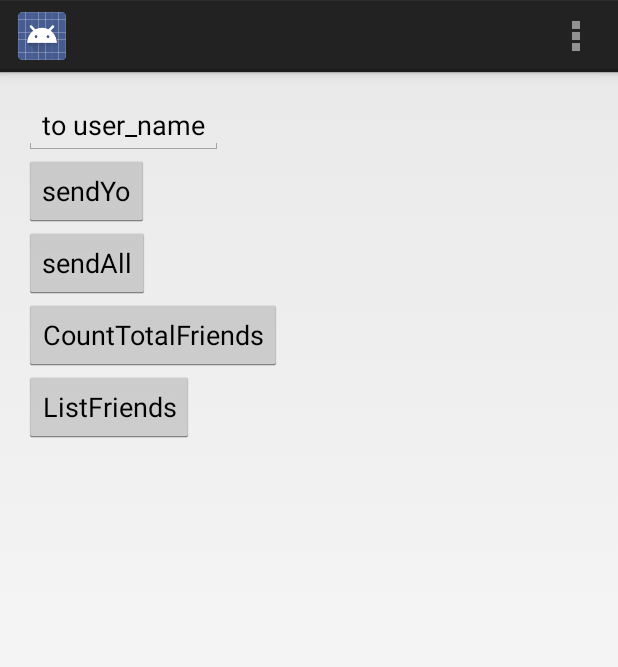
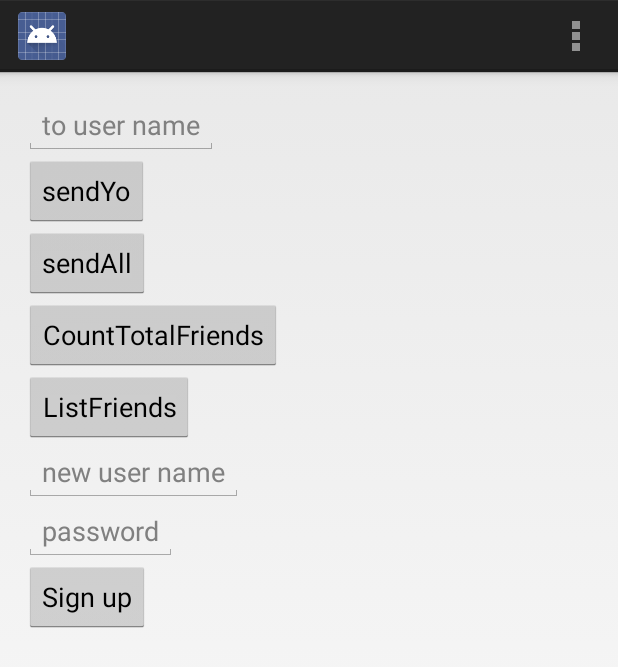
Before and after one commit to lastcat/OpenYoForAndroid, an Android app: the screen it shows after launch (MainActivity), after a tap on "ListFriends", on a phone screen of 412 x 824 dp. Shown: the top 667 px of the screen. Run offline under Robolectric (Android 15) with nearby library versions, the phone set to English and light mode, and no system bars; our stand-ins replace ButterKnife, Volley; libraries missing offline, so code that uses them is left out: com.google.android.gms; network calls fail; 2 statements that could not run were skipped.

Commit message:
create_user add(yet not decide how do save api_token )

```diff
--- a/app/src/main/java/com/example/yoshitake/openyoapplication/MainActivity.java
+++ b/app/src/main/java/com/example/yoshitake/openyoapplication/MainActivity.java
@@ -2,6 +2,7 @@ package com.example.yoshitake.openyoapplication;
 
 import android.app.Activity;
 import android.content.Context;
+import android.database.sqlite.SQLiteDatabase;
 import android.os.AsyncTask;
 import android.os.Bundle;
 import android.util.Log;
@@ -42,6 +43,10 @@ public class MainActivity extends Activity {
 
     @InjectView(R.id.toUsername)
     EditText toUsername;
+    @InjectView(R.id.username)
+    EditText userName;
+    @InjectView(R.id.password)
+    EditText password;
 
     @OnClick(R.id.sendYoButton)
     void sendYo(){
@@ -63,8 +68,10 @@ public class MainActivity extends Activity {
         YoUtils.listFriends(url,api_token,mQueue,context);
     }
 
-
-
+    @OnClick(R.id.createUserButton)
+    void createUser(){
+        YoUtils.createUser(url,api_token,mQueue,context,userName.getText().toString(),password.getText().toString());
+    }
     @Override
     protected void onCreate(Bundle savedInstanceState) {
         super.onCreate(savedInstanceState);
@@ -72,10 +79,11 @@ public class MainActivity extends Activity {
         ButterKnife.inject(this);
 
         context = getApplication();
-        url = "http://OpenYo.nna774.net";
+        url = "https://OpenYo.nna774.net";
         api_token = getString(R.string.yo_api_token);
+        mQueue = Volley.newRequestQueue(this);
         gcm = GoogleCloudMessaging.getInstance(this);
-        registerInBackground();
+        //YoUtils.registerInBackground();
 
     }
 
@@ -99,7 +107,7 @@ public class MainActivity extends Activity {
         return super.onOptionsItemSelected(item);
     }
 
-    private void registerInBackground() {
+    /*private void registerInBackground() {
         new AsyncTask<Void, Void, String>() {
             @Override
             protected String doInBackground(Void... params) {
@@ -123,5 +131,5 @@ public class MainActivity extends Activity {
             protected void onPostExecute(String msg) {
             }
         }.execute(null, null, null);
-    }
+    }*/
 }
--- a/app/src/main/java/com/example/yoshitake/openyoapplication/YoUtils.java
+++ b/app/src/main/java/com/example/yoshitake/openyoapplication/YoUtils.java
@@ -2,6 +2,8 @@ package com.example.yoshitake.openyoapplication;
 
 import android.app.Activity;
 import android.content.Context;
+import android.os.AsyncTask;
+import android.util.Log;
 import android.widget.Toast;
 
 import com.android.volley.AuthFailureError;
@@ -12,9 +14,11 @@ import com.android.volley.VolleyError;
 import com.android.volley.toolbox.JsonObjectRequest;
 import com.android.volley.toolbox.StringRequest;
 import com.android.volley.toolbox.Volley;
+import com.google.android.gms.gcm.GoogleCloudMessaging;
 
 import org.json.JSONObject;
 
+import java.io.IOException;
 import java.util.HashMap;
 import java.util.Map;
 
@@ -25,7 +29,6 @@ public class YoUtils {
     public static void sendYo(String endpointUrl, String api_token,String to,RequestQueue mQueue,final Context context){
         String parameters = "?api_ver=0.1&api_token="+api_token+"&username=";
         String requestUrl = endpointUrl+"/yo/" + parameters + to;
-        mQueue = Volley.newRequestQueue(context);
         mQueue.add(new StringRequest(Request.Method.POST, requestUrl,
                 new Response.Listener<String>() {
                     @Override
@@ -47,7 +50,6 @@ public class YoUtils {
         //TODO:url(エンドポイント)はユーザー指定にする。
         String parameters = "?api_ver=0.1&api_token="+api_token;
         String requestUrl = endpointUrl + "/yoall/"+parameters;
-        mQueue = Volley.newRequestQueue(context);
         mQueue.add(new StringRequest(Request.Method.POST, requestUrl,
                 new Response.Listener<String>() {
                     @Override
@@ -69,7 +71,6 @@ public class YoUtils {
         //TODO:url(エンドポイント)はユーザー指定にする。
         String parameters = "?api_ver=0.1&api_token="+api_token;
         String requestUrl = endpointUrl +"/friends_count/"+ parameters;
-        mQueue = Volley.newRequestQueue(context);
         mQueue.add(new StringRequest(Request.Method.GET, requestUrl,
                 new Response.Listener<String>() {
                     @Override
@@ -91,7 +92,6 @@ public class YoUtils {
         //TODO:url(エンドポイント)はユーザー指定にする。
         String parameters = "?api_ver=0.1&api_token="+api_token;
         String requestUrl = endpointUrl+"/list_friends/" + parameters;
-        mQueue = Volley.newRequestQueue(context);
         mQueue.add(new StringRequest(Request.Method.GET, requestUrl,
                 new Response.Listener<String>() {
                     @Override
@@ -109,9 +109,55 @@ public class YoUtils {
         mQueue.start();
     }
 
-    void forPushNotification(){
-        /*String url = "https://android.googleapis.com/gcm/send";
-        final String api_key = getString(R.string.api_key);
+    public static void createUser(String endpointUrl, String api_token,RequestQueue mQueue,final Context context,String username, String password){
+        String parameters = "?api_ver=0.1&api_token="+api_token;
+        String requestUrl = endpointUrl + "/config/create_user/"+parameters + "&username="+username+"&password="+password;
+        //String requestUrl = endpointUrl + "/config/create_user/"+ parameters + "&username=testcat";
+        mQueue.add(new StringRequest(Request.Method.POST, requestUrl,
+                new Response.Listener<String>() {
+                    @Override
+                    public void onResponse(String response) {
+                        // JSONObjectのパース、List、Viewへの追加等
+                        Toast.makeText(context,response,Toast.LENGTH_LONG).show();
+                    }
+                },
+
+                new Response.ErrorListener() {
+                    @Override public void onErrorResponse(VolleyError error) {
+                        error.printStackTrace();
+                    }
+                }));
+        mQueue.start();
+    }
+    //TODO:regId登録関数。本体からのパラメータ調整。
+    /*public static void registerInBackground(final GoogleCloudMessaging gcm, final Context context) {
+        new AsyncTask<Void, Void, String>() {
+            @Override
+            protected String doInBackground(Void... params) {
+                String msg = "";
+                try {
+                    if (gcm == null) {
+                        gcm = GoogleCloudMessaging.getInstance(context);
+                    }
+                    String regid = gcm.register(getString(R.string.project_number));
+                    msg = "Device registered, registration ID=" + regid;
+                    regId = regid;
+
+                } catch (IOException ex) {
+                    msg = "Error :" + ex.getMessage();
+                }
+                Log.d("meg", msg);
+                return msg;
+            }
+
+            @Override
+            protected void onPostExecute(String msg) {
+            }
+        }.execute(null, null, null);
+    }*/
+    /*public static void forPushNotification(final String api_key,String regId){
+        String url = "https://android.googleapis.com/gcm/send";
+        //final String api_key = getString(R.string.api_key);
 
         JSONObject sendData = new JSONObject();
         try {
@@ -143,5 +189,5 @@ public class YoUtils {
         mQueue = Volley.newRequestQueue(this);
 
         mQueue.start();
-    */}
+    }*/
 }
--- a/app/src/main/res/layout/activity_main.xml
+++ b/app/src/main/res/layout/activity_main.xml
@@ -13,7 +13,7 @@
     <EditText
         android:layout_width="wrap_content"
         android:layout_height="wrap_content"
-        android:text="to user_name"
+        android:hint="to user name"
         android:id="@+id/toUsername"/>
     <Button
         android:layout_width="wrap_content"
@@ -38,4 +38,22 @@
         android:layout_height="wrap_content"
         android:text="ListFriends"
         android:id="@+id/listFriendsButton" />
+
+    <EditText
+        android:layout_width="wrap_content"
+        android:layout_height="wrap_content"
+        android:hint="new user name"
+        android:id="@+id/username"/>
+
+    <EditText
+        android:layout_width="wrap_content"
+        android:layout_height="wrap_content"
+        android:hint="password"
+        android:id="@+id/password"/>
+    <Button
+        android:layout_width="wrap_content"
+        android:layout_height="wrap_content"
+        android:text="Sign up"
+        android:id="@+id/createUserButton"/>
+
 </LinearLayout>
```
